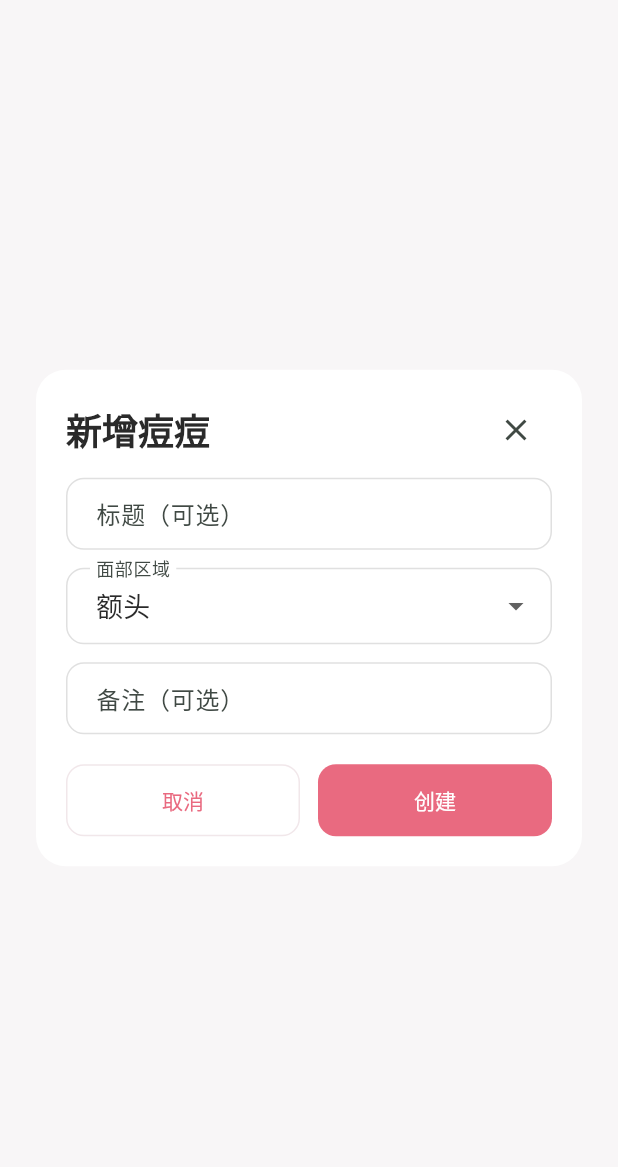
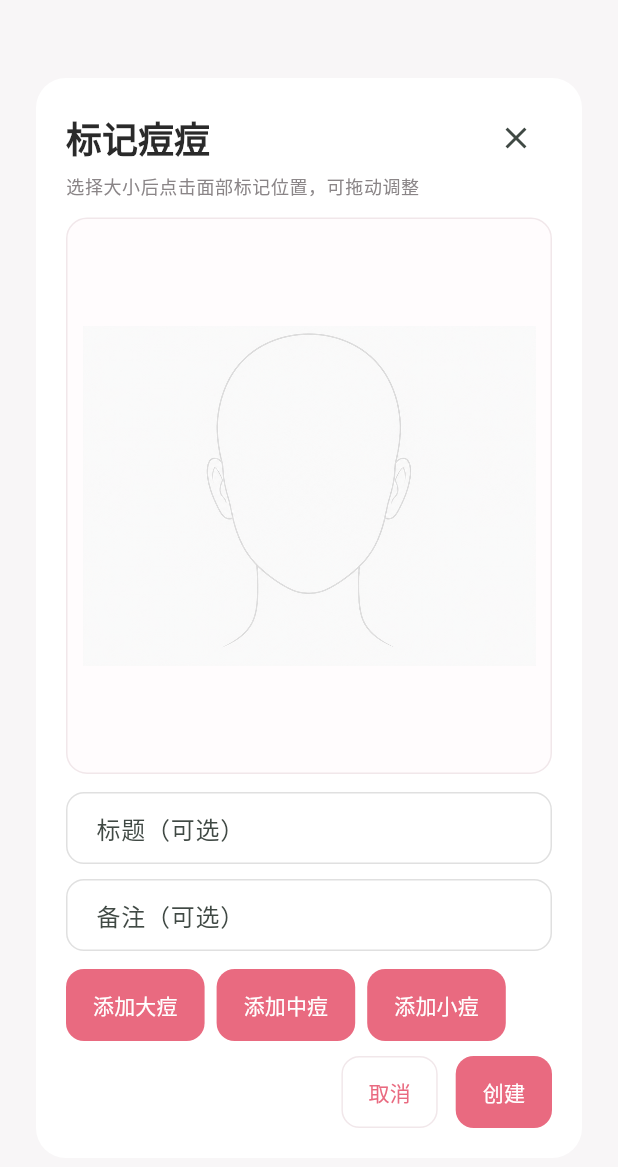
Before and after one commit to sunjianan9900/acne_view, a Flutter app: the AddSpotDialog widget shown alone on an empty page, opened directly, on a phone screen of 412 x 824 dp. Shown: the top 1167 px of the screen. Run offline on Flutter 3.47's test engine with Material 3 defaults, Android fonts, the phone set to English and light mode, and no system bars; our stand-ins replace camera, drift, file_picker, flutter_riverpod, go_router, shared_preferences; missing offline and left inert: window_manager; accounts and stored records are empty; generated files the repository leaves out were written again.

Commit message:
重构新建痘痘弹窗为标记痘痘页面
整合面部位置标记、大中小规格选择与标题备注，创建时一并保存标记。

Co-authored-by: Cursor <cursoragent@cursor.com>

```diff
--- a/lib/features/face_map/add_spot_dialog.dart
+++ b/lib/features/face_map/add_spot_dialog.dart
@@ -1,10 +1,18 @@
 import 'package:flutter/material.dart';
 import 'package:flutter_riverpod/flutter_riverpod.dart';
+import 'package:uuid/uuid.dart';
 
 import '../../core/providers/repositories.dart';
+import '../../core/theme/app_theme.dart';
+import '../../shared/models/face_map_marker_data.dart';
+import '../../shared/models/face_marker_size.dart';
 import '../../shared/models/face_region.dart';
+import 'widgets/face_map_painter.dart';
+import 'widgets/spot_face_map_widget.dart';
 
-/// 以 macOS 风格弹窗新增痘痘，返回新建记录的 ID；取消时返回 null。
+const _uuid = Uuid();
+
+/// 标记痘痘并创建记录，返回新建 ID；取消时返回 null。
 Future<String?> showAddSpotDialog(
   BuildContext context,
   WidgetRef ref, {
@@ -26,16 +34,15 @@ class AddSpotDialog extends ConsumerStatefulWidget {
 }
 
 class _AddSpotDialogState extends ConsumerState<AddSpotDialog> {
-  late FaceRegion _selected;
   final _titleController = TextEditingController();
   final _noteController = TextEditingController();
+  final _draftMarkers = <FaceMapMarkerData>[];
+
+  FaceMarkerSize? _pendingAddSize;
+  String? _selectedMarkerId;
+  String? _draggingMarkerId;
+  Size _canvasSize = const Size(520, 360);
   bool _saving = false;
-
-  @override
-  void initState() {
-    super.initState();
-    _selected = widget.initialRegion ?? FaceRegion.forehead;
-  }
 
   @override
   void dispose() {
@@ -44,19 +51,114 @@ class _AddSpotDialogState extends ConsumerState<AddSpotDialog> {
     super.dispose();
   }
 
+  void _toggleAddSize(FaceMarkerSize size) {
+    setState(() {
+      _pendingAddSize = _pendingAddSize == size ? null : size;
+    });
+  }
+
+  void _addDraftMarker(double x, double y, FaceMarkerSize size) {
+    final id = _uuid.v4();
+    setState(() {
+      _draftMarkers.add(FaceMapMarkerData(id: id, mapX: x, mapY: y, size: size));
+      _selectedMarkerId = id;
+      _pendingAddSize = null;
+    });
+  }
+
+  void _moveDraftMarker(String markerId, double x, double y) {
+    final index = _draftMarkers.indexWhere((m) => m.id == markerId);
+    if (index < 0) return;
+    setState(() {
+      _draftMarkers[index] = _draftMarkers[index].copyWith(mapX: x, mapY: y);
+    });
+  }
+
+  void _removeSelectedMarker() {
+    final id = _selectedMarkerId;
+    if (id == null) return;
+    setState(() {
+      _draftMarkers.removeWhere((m) => m.id == id);
+      _selectedMarkerId = null;
+    });
+  }
+
+  FaceMapMarkerData? _hitTestMarker(Offset local, Size size) {
+    for (final marker in _draftMarkers) {
+      final position = FaceMapCoordinates.markerRecordPosition(
+        marker.mapX,
+        marker.mapY,
+        size,
+      );
+      final hitRadius = FaceMapCoordinates.markerHitRadius(
+        size,
+        markerSize: marker.size,
+      );
+      if ((position - local).distance <= hitRadius) return marker;
+    }
+    return null;
+  }
+
+  void _handleTap(Offset local, Size size) {
+    _canvasSize = size;
+    final normalized = FaceMapCoordinates.normalizedFromLocal(local, size);
+    if (normalized == null) return;
+
+    final hit = _hitTestMarker(local, size);
+    if (hit != null) {
+      setState(() {
+        _selectedMarkerId = hit.id;
+        _pendingAddSize = null;
+      });
+      return;
+    }
+
+    final pending = _pendingAddSize;
+    if (pending == null) return;
+
+    _addDraftMarker(normalized.dx, normalized.dy, pending);
+  }
+
+  FaceRegion _resolveRegion() {
+    if (_draftMarkers.isEmpty) {
+      return widget.initialRegion ?? FaceRegion.forehead;
+    }
+    final first = _draftMarkers.first;
+    final local = FaceMapCoordinates.localFromNormalized(
+      first.mapX,
+      first.mapY,
+      _canvasSize,
+    );
+    return FaceMapPainter.hitTestRegion(local, _canvasSize) ??
+        widget.initialRegion ??
+        FaceRegion.forehead;
+  }
+
   Future<void> _create() async {
+    if (_draftMarkers.isEmpty) {
+      ScaffoldMessenger.of(context).showSnackBar(
+        const SnackBar(content: Text('请先在面部标记至少一个痘痘位置')),
+      );
+      return;
+    }
+
     setState(() => _saving = true);
     try {
-      final spotId = await ref
-          .read(spotRepositoryProvider)
-          .createSpot(
-            region: _selected,
+      final repo = ref.read(spotRepositoryProvider);
+      final spotId = await repo.createSpot(
+        region: _resolveRegion(),
         title: _titleController.text,
         note: _noteController.text,
       );
-      if (mounted) {
-        Navigator.of(context).pop(spotId);
+      for (final marker in _draftMarkers) {
+        await repo.addFaceMarker(
+          spotId,
+          marker.mapX,
+          marker.mapY,
+          size: marker.size,
+        );
       }
+      if (mounted) Navigator.of(context).pop(spotId);
     } catch (e) {
       if (mounted) {
         ScaffoldMessenger.of(
@@ -68,25 +170,32 @@ class _AddSpotDialogState extends ConsumerState<AddSpotDialog> {
     }
   }
 
+  String _hintText() {
+    final pending = _pendingAddSize;
+    if (pending != null) return '点击面部添加${pending.label}';
+    return '选择大小后点击面部标记位置，可拖动调整';
+  }
+
   @override
   Widget build(BuildContext context) {
     return Dialog(
       backgroundColor: Colors.white,
-      insetPadding: const EdgeInsets.symmetric(horizontal: 24, vertical: 32),
+      insetPadding: const EdgeInsets.symmetric(horizontal: 24, vertical: 24),
       shape: RoundedRectangleBorder(borderRadius: BorderRadius.circular(20)),
       child: ConstrainedBox(
-        constraints: const BoxConstraints(maxWidth: 440),
+        constraints: const BoxConstraints(maxWidth: 560, maxHeight: 760),
+        child: SizedBox(
+          height: 720,
           child: Padding(
             padding: const EdgeInsets.fromLTRB(20, 16, 20, 20),
             child: Column(
-            mainAxisSize: MainAxisSize.min,
               crossAxisAlignment: CrossAxisAlignment.stretch,
               children: [
                 Row(
                   children: [
                     Expanded(
                       child: Text(
-                      '新增痘痘',
+                        '标记痘痘',
                         style: Theme.of(context).textTheme.titleLarge?.copyWith(
                           fontWeight: FontWeight.w700,
                         ),
@@ -98,53 +207,104 @@ class _AddSpotDialogState extends ConsumerState<AddSpotDialog> {
                     ),
                   ],
                 ),
-              const SizedBox(height: 8),
+                Text(
+                  _hintText(),
+                  style: Theme.of(context).textTheme.bodySmall?.copyWith(
+                    color: AppTheme.textSecondary,
+                  ),
+                ),
+                const SizedBox(height: 12),
+                Expanded(
+                  child: Container(
+                    decoration: BoxDecoration(
+                      color: AppTheme.softRose.withValues(alpha: 0.25),
+                      borderRadius: BorderRadius.circular(14),
+                      border: Border.all(color: AppTheme.panelBorder),
+                    ),
+                    padding: const EdgeInsets.all(10),
+                    child: SpotFaceMapCanvas(
+                      markers: List<FaceMapMarkerData>.from(_draftMarkers),
+                      selectedMarkerId: _selectedMarkerId,
+                      draggingMarkerId: _draggingMarkerId,
+                      interactive: !_saving,
+                      onTapAt: _handleTap,
+                      onMarkerDragStart: (markerId) {
+                        setState(() {
+                          _draggingMarkerId = markerId;
+                          _selectedMarkerId = markerId;
+                          _pendingAddSize = null;
+                        });
+                      },
+                      onMarkerDragUpdate: (markerId, local, size) {
+                        _canvasSize = size;
+                        final normalized =
+                            FaceMapCoordinates.normalizedFromLocal(local, size);
+                        if (normalized == null) return;
+                        _moveDraftMarker(markerId, normalized.dx, normalized.dy);
+                      },
+                      onMarkerDragEnd: (_) {
+                        setState(() => _draggingMarkerId = null);
+                      },
+                    ),
+                  ),
+                ),
+                const SizedBox(height: 12),
                 TextField(
                   controller: _titleController,
                   enabled: !_saving,
                   decoration: const InputDecoration(
                     labelText: '标题（可选）',
-                  hintText: '例如：额头新痘',
+                    hintText: '例如：鼻子左侧',
                   ),
                 ),
-              const SizedBox(height: 12),
-              DropdownButtonFormField<FaceRegion>(
-                initialValue: _selected,
-                decoration: const InputDecoration(labelText: '面部区域'),
-                items: FaceRegion.values
-                    .map(
-                      (r) => DropdownMenuItem(value: r, child: Text(r.label)),
-                    )
-                    .toList(),
-                onChanged: _saving
-                    ? null
-                    : (v) {
-                        if (v != null) setState(() => _selected = v);
-                      },
-              ),
-              const SizedBox(height: 12),
+                const SizedBox(height: 10),
                 TextField(
                   controller: _noteController,
                   enabled: !_saving,
+                  minLines: 1,
+                  maxLines: 2,
                   decoration: const InputDecoration(
                     labelText: '备注（可选）',
                     hintText: '例如：红肿型',
                   ),
                 ),
-              const SizedBox(height: 20),
+                const SizedBox(height: 12),
+                Wrap(
+                  spacing: 8,
+                  runSpacing: 8,
+                  crossAxisAlignment: WrapCrossAlignment.center,
+                  children: [
+                    if (_selectedMarkerId != null)
+                      OutlinedButton.icon(
+                        onPressed: _saving ? null : _removeSelectedMarker,
+                        icon: const Icon(Icons.remove_circle_outline, size: 18),
+                        label: const Text('移除标记'),
+                      ),
+                    for (final size in FaceMarkerSize.values)
+                      FilledButton.tonal(
+                        onPressed: _saving ? null : () => _toggleAddSize(size),
+                        style: FilledButton.styleFrom(
+                          backgroundColor: _pendingAddSize == size
+                              ? AppTheme.softRose
+                              : null,
+                          foregroundColor: _pendingAddSize == size
+                              ? AppTheme.brandPink
+                              : null,
+                        ),
+                        child: Text('添加${size.label}'),
+                      ),
+                  ],
+                ),
+                const SizedBox(height: 10),
                 Row(
                   children: [
-                  Expanded(
-                    child: OutlinedButton(
-                      onPressed: _saving
-                          ? null
-                          : () => Navigator.of(context).pop(),
+                    const Spacer(),
+                    OutlinedButton(
+                      onPressed: _saving ? null : () => Navigator.of(context).pop(),
                       child: const Text('取消'),
                     ),
-                  ),
                     const SizedBox(width: 12),
-                  Expanded(
-                    child: FilledButton(
+                    FilledButton(
                       onPressed: _saving ? null : _create,
                       child: _saving
                           ? const SizedBox(
@@ -154,13 +314,13 @@ class _AddSpotDialogState extends ConsumerState<AddSpotDialog> {
                             )
                           : const Text('创建'),
                     ),
-                  ),
                   ],
                 ),
               ],
             ),
           ),
         ),
+      ),
     );
   }
 }
--- a/lib/features/face_map/face_map_screen.dart
+++ b/lib/features/face_map/face_map_screen.dart
@@ -94,7 +94,7 @@ class _FaceMapScreenState extends ConsumerState<FaceMapScreen> {
     setState(() => _highlightedSpotId = spotId);
     ScaffoldMessenger.of(
       context,
-    ).showSnackBar(const SnackBar(content: Text('痘痘已创建，可在概览页标记拍照位置')));
+    ).showSnackBar(const SnackBar(content: Text('痘痘已创建')));
   }
 }
 
--- /dev/null
+++ b/lib/shared/models/face_map_marker_data.dart
@@ -0,0 +1,39 @@
+import '../../core/database/database.dart';
+import 'face_marker_size.dart';
+
+/// 面部地图上的标记数据（可用于草稿或已持久化记录）。
+class FaceMapMarkerData {
+  const FaceMapMarkerData({
+    required this.id,
+    required this.mapX,
+    required this.mapY,
+    this.size = FaceMarkerSize.large,
+  });
+
+  final String id;
+  final double mapX;
+  final double mapY;
+  final FaceMarkerSize size;
+
+  factory FaceMapMarkerData.fromSpot(SpotFaceMarker marker) {
+    return FaceMapMarkerData(
+      id: marker.id,
+      mapX: marker.mapX,
+      mapY: marker.mapY,
+      size: FaceMarkerSize.fromId(marker.size),
+    );
+  }
+
+  FaceMapMarkerData copyWith({
+    double? mapX,
+    double? mapY,
+    FaceMarkerSize? size,
+  }) {
+    return FaceMapMarkerData(
+      id: id,
+      mapX: mapX ?? this.mapX,
+      mapY: mapY ?? this.mapY,
+      size: size ?? this.size,
+    );
+  }
+}
```
Also changed, not shown: lib/features/face_map/widgets/spot_face_map_widget.dart (+13 -12 lines). Lines whose indentation alone changed are shown as unchanged.
